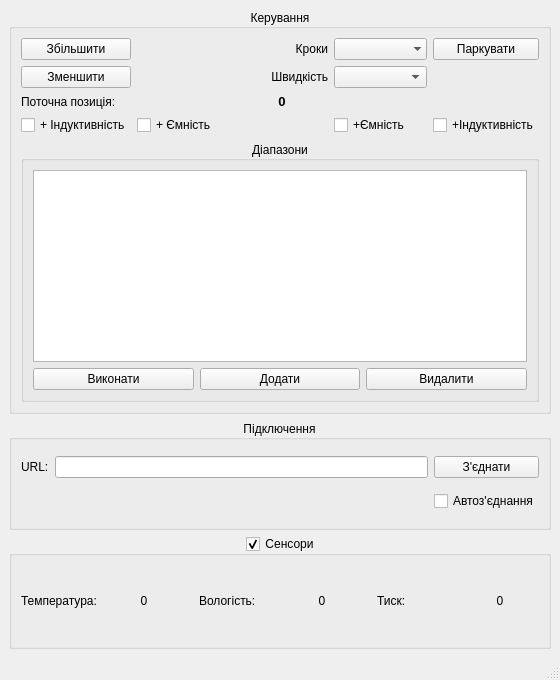
This is ui/ui.ui in neurotoxin78/MagLoop_Controller as Qt 5 draws it before an edit. The edited form follows.
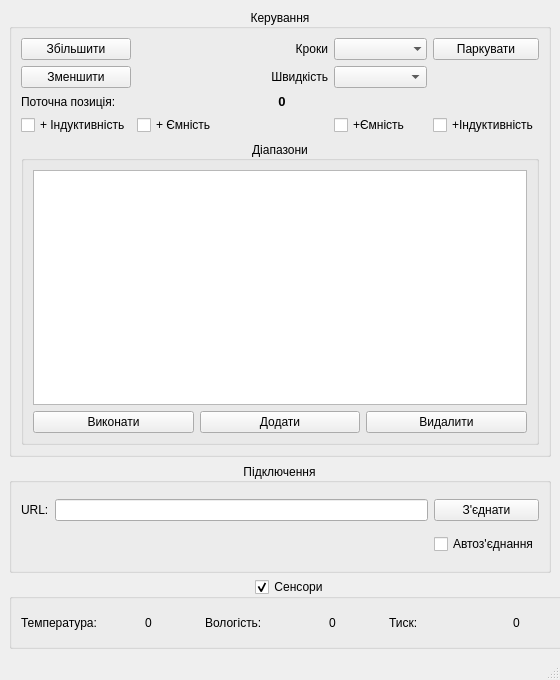
This is the edited form.

Patch:
```diff
--- a/ui/ui.ui
+++ b/ui/ui.ui
@@ -249,7 +249,13 @@
      <widget class="QGroupBox" name="sensor_groupBox">
       <property name="minimumSize">
        <size>
-        <width>0</width>
+        <width>560</width>
+        <height>70</height>
+       </size>
+      </property>
+      <property name="maximumSize">
+       <size>
+        <width>540</width>
         <height>70</height>
        </size>
       </property>
```
Left out of the diff: 1 changed line with no effect on the pictures.
